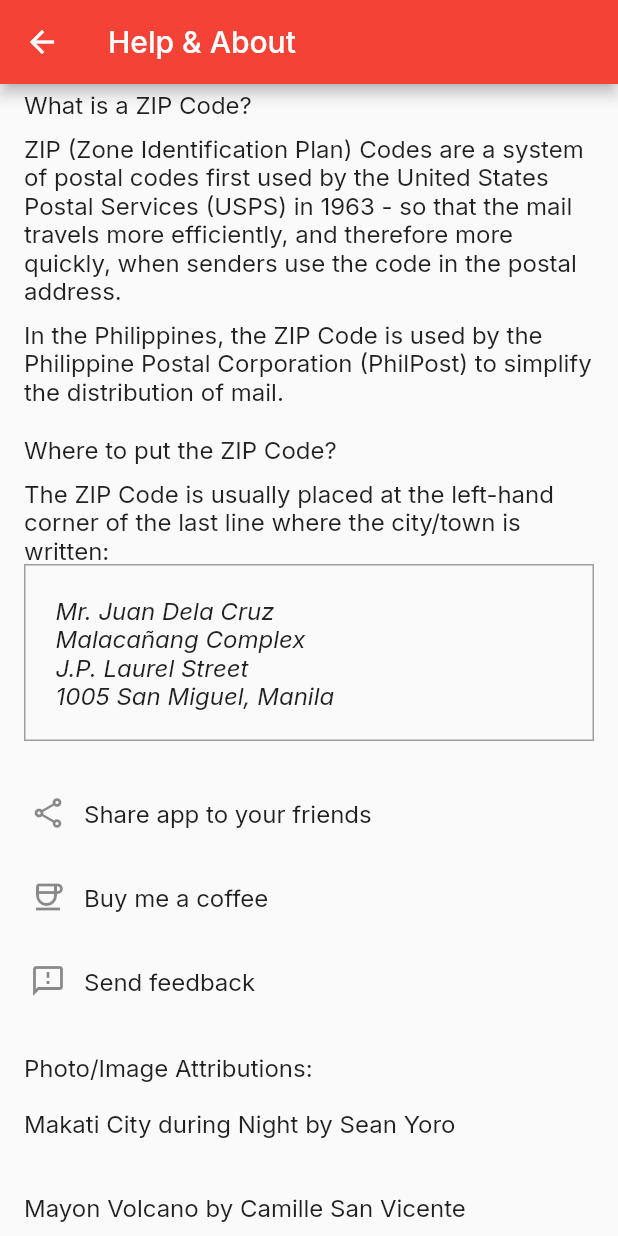
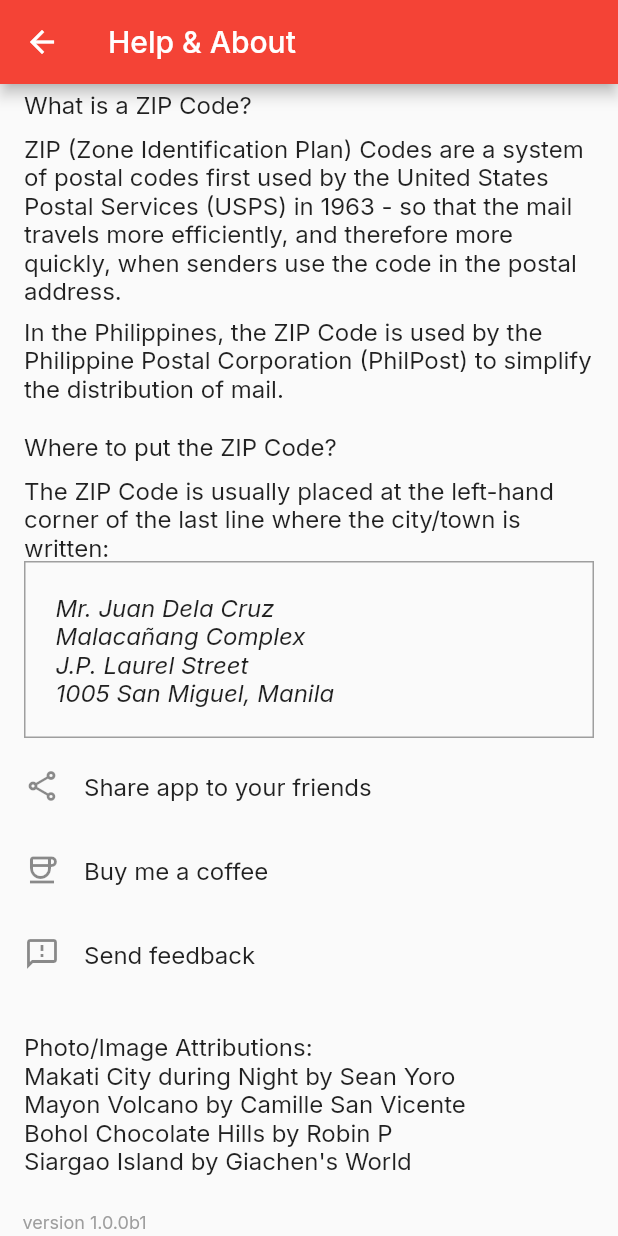
Before and after one commit to reddvid/zipcodeph_flutter, a Flutter app: the AboutPage screen opened directly, after a tap on "Send feedback", on a phone screen of 412 x 824 dp. Run offline on Flutter 3.47's test engine with Material 2 defaults, Android fonts, the phone set to English and light mode, and no system bars; our stand-ins replace google_fonts, package_info_plus, share_plus.

Commit message:
Fix base layout

```diff
--- a/lib/views/aboutpage.dart
+++ b/lib/views/aboutpage.dart
@@ -34,14 +34,17 @@ class _AboutPageState extends State<AboutPage> {
 
   @override
   Widget build(BuildContext context) {
-    return Scaffold(
+    return SafeArea(
+        child: Scaffold(
             appBar: AppBar(title: const Text("Help & About")),
             body: ListView.separated(
                 itemCount: 1,
                 separatorBuilder: (context, index) => const Divider(
                       color: Colors.black,
                     ),
-            itemBuilder: (context, index) => Column(children: [
+                itemBuilder: (context, index) => Column(
+                      crossAxisAlignment: CrossAxisAlignment.start,
+                      children: [
                         ListTile(
                             title: Column(
                           crossAxisAlignment: CrossAxisAlignment.start,
@@ -51,7 +54,12 @@ class _AboutPageState extends State<AboutPage> {
                                 child: Text("What is a ZIP Code?")),
                             const Text(
                                 "ZIP (Zone Identification Plan) Codes are a system of postal codes first used by the United States Postal Services (USPS) in 1963 - so that the mail travels more efficiently, and therefore more quickly, when senders use the code in the postal address."),
-                      const SizedBox(height: 10),
+                          ],
+                        )),
+                        ListTile(
+                            title: Column(
+                                crossAxisAlignment: CrossAxisAlignment.start,
+                                children: [
                               const Text(
                                   "In the Philippines, the ZIP Code is used by the Philippine Postal Corporation (PhilPost) to simplify the distribution of mail."),
                               const SizedBox(height: 20),
@@ -66,42 +74,47 @@ class _AboutPageState extends State<AboutPage> {
                                 decoration: const BoxDecoration(
                                     border: Border(
                                   top: BorderSide(width: 1, color: Colors.grey),
-                          left: BorderSide(width: 1, color: Colors.grey),
-                          right: BorderSide(width: 1, color: Colors.grey),
-                          bottom: BorderSide(width: 1, color: Colors.grey),
+                                  left:
+                                      BorderSide(width: 1, color: Colors.grey),
+                                  right:
+                                      BorderSide(width: 1, color: Colors.grey),
+                                  bottom:
+                                      BorderSide(width: 1, color: Colors.grey),
                                 )),
                                 child: Column(
                                   crossAxisAlignment: CrossAxisAlignment.start,
                                   children: const [
                                     Text(
                                       "Mr. Juan Dela Cruz",
-                              style: TextStyle(fontStyle: FontStyle.italic),
+                                      style: TextStyle(
+                                          fontStyle: FontStyle.italic),
                                     ),
                                     Text(
                                       "Malacañang Complex",
-                              style: TextStyle(fontStyle: FontStyle.italic),
+                                      style: TextStyle(
+                                          fontStyle: FontStyle.italic),
                                     ),
                                     Text(
                                       "J.P. Laurel Street",
-                              style: TextStyle(fontStyle: FontStyle.italic),
+                                      style: TextStyle(
+                                          fontStyle: FontStyle.italic),
                                     ),
                                     Text(
                                       "1005 San Miguel, Manila",
-                              style: TextStyle(fontStyle: FontStyle.italic),
+                                      style: TextStyle(
+                                          fontStyle: FontStyle.italic),
                                     )
                                   ],
                                 ),
                               ),
-                      const SizedBox(
-                        height: 20,
-                      ),
+                            ])),
                         ListTile(
                           leading: Transform.translate(
-                            offset: const Offset(-12, 0),
+                              offset: const Offset(0, 0),
                               child: const Icon(Icons.share_outlined)),
                           minLeadingWidth: 0,
                           title: Transform.translate(
-                          offset: const Offset(-16, 0),
+                            offset: const Offset(0, 0),
                             child: const Text("Share app to your friends"),
                           ),
                           onTap: () {
@@ -112,11 +125,11 @@ class _AboutPageState extends State<AboutPage> {
                         ),
                         ListTile(
                           leading: Transform.translate(
-                            offset: const Offset(-12, 0),
+                              offset: const Offset(0, 0),
                               child: const Icon(Icons.coffee_outlined)),
                           minLeadingWidth: 0,
                           title: Transform.translate(
-                          offset: const Offset(-16, 0),
+                            offset: const Offset(0, 0),
                             child: const Text("Buy me a coffee"),
                           ),
                           onTap: () {
@@ -125,44 +138,53 @@ class _AboutPageState extends State<AboutPage> {
                         ),
                         ListTile(
                           leading: Transform.translate(
-                            offset: const Offset(-12, 0),
+                              offset: const Offset(0, 0),
                               child: const Icon(Icons.feedback_outlined)),
                           minLeadingWidth: 0,
                           title: Transform.translate(
-                          offset: const Offset(-16, 0),
+                            offset: const Offset(0, 0),
                             child: const Text("Send feedback"),
                           ),
                           onTap: () {
                             _launchUrl(
-                              "mailto:reddavidapps?subject=[FEEDBACK] ZIP Code PH?body=App version: $_packageInfo.version" +
-                                  "b" +
-                                  "$_packageInfo.buildNumber");
+                                "mailto:reddavidapps?subject=[FEEDBACK] ZIP Code PH&body=App version: " +
+                                    _packageInfo.version +
+                                    " build " +
+                                    _packageInfo.buildNumber);
                           },
                         ),
                         const SizedBox(
                           height: 20,
                         ),
+                        ListTile(
+                            title: Column(
+                          crossAxisAlignment: CrossAxisAlignment.start,
+                          children: [
                             const Text("Photo/Image Attributions:"),
-                      ListTile(
-                          title: Transform.translate(
-                              offset: const Offset(-16, 0),
+                            InkWell(
+                                onTap: () {
+                                  _launchUrl("https://unsplash.com/");
+                                },
                                 child: const Text(
-                                  "Makati City during Night by Sean Yoro"))),
-                      ListTile(
-                          title: Transform.translate(
-                              offset: const Offset(-16, 0),
+                                    "Makati City during Night by Sean Yoro")),
+                            InkWell(
+                                onTap: () {
+                                  _launchUrl("https://unsplash.com/");
+                                },
                                 child: const Text(
-                                  "Mayon Volcano by Camille San Vicente"))),
-                      ListTile(
-                          title: Transform.translate(
-                              offset: const Offset(-16, 0),
+                                    "Mayon Volcano by Camille San Vicente")),
+                            InkWell(
+                                onTap: () {
+                                  _launchUrl("https://unsplash.com/");
+                                },
                                 child: const Text(
-                                  "Bohol Chocolate Hills by Robin P"))),
-                      ListTile(
-                          title: Transform.translate(
-                              offset: const Offset(-16, 0),
+                                    "Bohol Chocolate Hills by Robin P")),
+                            InkWell(
+                                onTap: () {
+                                  _launchUrl("https://unsplash.com/");
+                                },
                                 child: const Text(
-                                  "Siargao Island by Giachen's World"))),
+                                    "Siargao Island by Giachen's World")),
                           ],
                         )),
                         Padding(
@@ -172,10 +194,11 @@ class _AboutPageState extends State<AboutPage> {
                                   _packageInfo.version +
                                   "b" +
                                   _packageInfo.buildNumber,
-                        style:
-                            const TextStyle(fontSize: 12.0, color: Colors.grey),
-                      )),
-                ])));
+                              style: const TextStyle(
+                                  fontSize: 12.0, color: Colors.grey),
+                            ))
+                      ],
+                    ))));
   }
 
   void _launchUrl(String url) async {
--- a/lib/views/mainpage.dart
+++ b/lib/views/mainpage.dart
@@ -20,8 +20,8 @@ class _MainMenuState extends State<MainMenu> {
 
   @override
   Widget build(BuildContext context) {
-    return MaterialApp(
-        home: Scaffold(
+    return SafeArea(
+        child: Scaffold(
       body: Container(
           padding: const EdgeInsets.all(10),
           margin: MediaQuery.of(context).padding,
```
Also changed, not shown: lib/main.dart (line endings or trailing spaces). Lines whose indentation alone changed are shown as unchanged.
